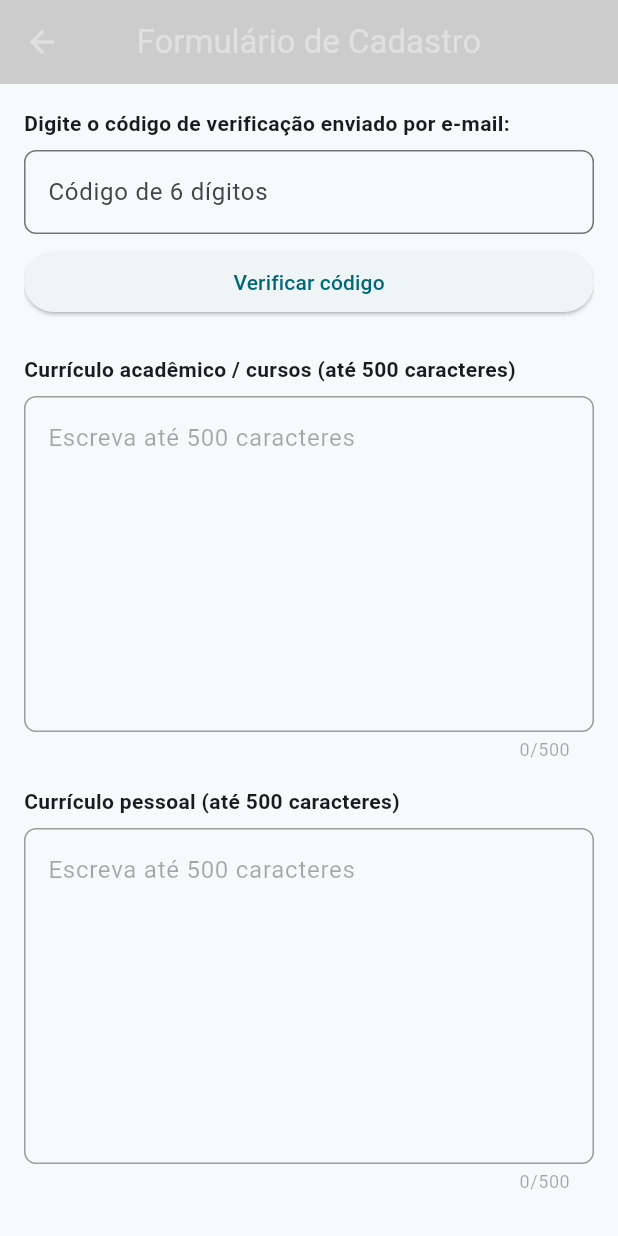
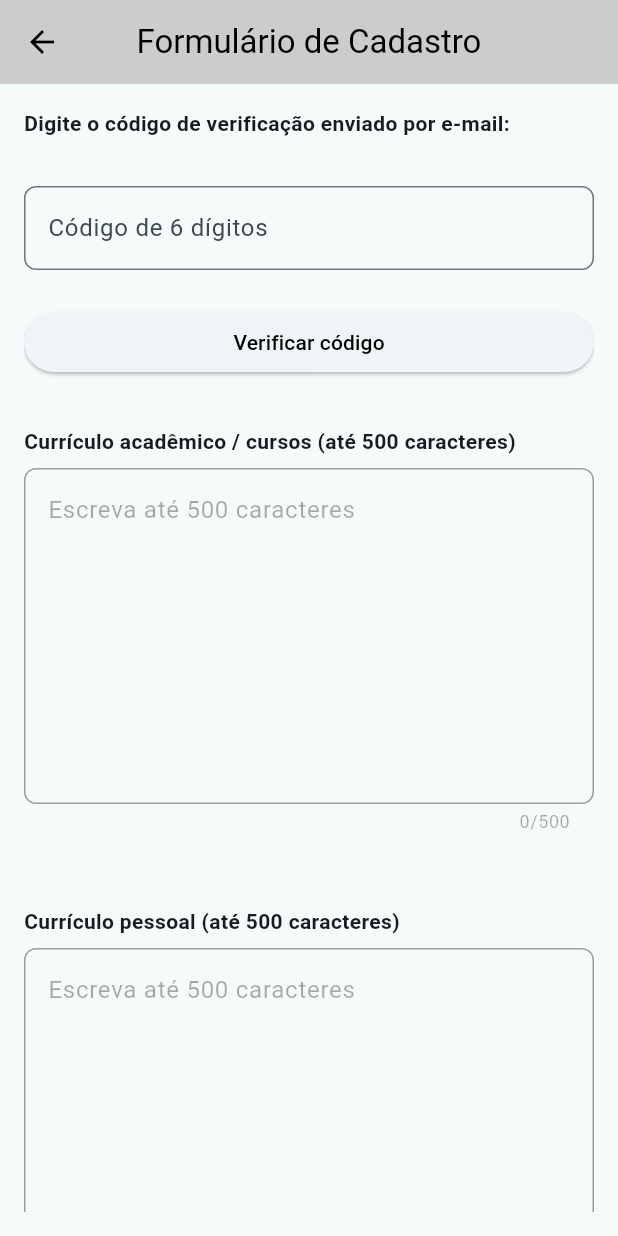
Before and after one commit to MrLucasjoel/perfilpublico_mvp, a Flutter app: the RegistroFormView screen opened directly, on a phone screen of 412 x 824 dp. Run offline on Flutter 3.47's test engine with Material 3 defaults, Android fonts, the phone set to English and light mode, and no system bars.

Commit message:
Pequenos reparos nos campos, letras e buttom de voltar

```diff
--- a/lib/src/app/app_widget.dart
+++ b/lib/src/app/app_widget.dart
@@ -14,7 +14,7 @@ class AppWidget extends StatelessWidget {
         useMaterial3: true,
         appBarTheme: const AppBarTheme(
           backgroundColor: Color.fromARGB(255, 204, 204, 204),
-          foregroundColor: Color.fromARGB(255, 224, 224, 224),
+          foregroundColor: Color.fromARGB(255, 0, 0, 0),
           elevation: 0,
         ),
       ),
--- a/lib/src/view/Registro_form_view.dart
+++ b/lib/src/view/Registro_form_view.dart
@@ -71,7 +71,11 @@ class _RegistroFormViewState extends State<RegistroFormView> {
     return null;
   }
 
-  Widget _buildRichTextField({required String label, required TextEditingController controller}) {
+  Widget _buildRichTextField({
+    required String label,
+    required TextEditingController controller,
+      })
+    {
     return Column(
       crossAxisAlignment: CrossAxisAlignment.start,
       children: [
@@ -101,24 +105,27 @@ class _RegistroFormViewState extends State<RegistroFormView> {
   Widget build(BuildContext context) {
     return Scaffold(
       appBar: AppBar(
-        title: const Text('Formulário de Cadastro'),
+        title: const Text('Formulário de Cadastro',
+          style: TextStyle(color: Colors.black
+          ),
+        ),
         centerTitle: true,
       ),
       body: SafeArea(
         child: Padding(
           padding: const EdgeInsets.all(16.0),
           child: ListView(
-            children: [
+            children: <Widget>[
               if (widget.email != null) ...[
-                Text('Cadastrando: ${widget.email}', style: const TextStyle(fontSize: 14)),
-                const SizedBox(height: 12),
+                Text('Cadastrando: ${widget.email}', style: const TextStyle(fontSize: 8)),
+                const SizedBox(height: 32),
               ],
               if (!_codeVerified) ...[
                 const Text(
                   'Digite o código de verificação enviado por e-mail:',
-                  style: TextStyle(fontSize: 14, fontWeight: FontWeight.bold),
+                  style: TextStyle(fontWeight: FontWeight.bold),
                 ),
-                const SizedBox(height: 8),
+                const SizedBox(height: 32),
                 TextFormField(
                   controller: _codeController,
                   keyboardType: TextInputType.number,
@@ -127,12 +134,15 @@ class _RegistroFormViewState extends State<RegistroFormView> {
                     hintText: 'Código de 6 dígitos',
                   ),
                 ),
-                const SizedBox(height: 8),
+                const SizedBox(height: 24),
                 ElevatedButton(
                   onPressed: _verifyCode,
-                  child: const Text('Verificar código'),
+                  child: const Text('Verificar código',
+                    style: TextStyle(color: Colors.black,
+                    ),
+                  ),
                 ),
-                const SizedBox(height: 24),
+                const SizedBox(height: 32),
               ] else ...[
                 Container(
                   padding: const EdgeInsets.all(12),
@@ -146,20 +156,25 @@ class _RegistroFormViewState extends State<RegistroFormView> {
                     style: TextStyle(color: Colors.green, fontWeight: FontWeight.bold),
                   ),
                 ),
-                const SizedBox(height: 24),
+                const SizedBox(height: 32),
               ],
               _buildRichTextField(
                 label: 'Currículo acadêmico / cursos (até 500 caracteres)',
                 controller: _academic,
               ),
+
+              const SizedBox(height: 32),
               _buildRichTextField(
                 label: 'Currículo pessoal (até 500 caracteres)',
                 controller: _personal,
               ),
+              const SizedBox(height: 32),
               _buildRichTextField(
                 label: 'Currículo empresarial (até 500 caracteres)',
                 controller: _business,
               ),
+
+              const SizedBox(height: 32),
               ElevatedButton(
                 onPressed: _codeVerified ? _submit : null,
                 child: const Text('Salvar'),
--- a/lib/src/view/registro_view.dart
+++ b/lib/src/view/registro_view.dart
@@ -44,7 +44,10 @@ class _RegistroViewState extends State<RegistroView> {
   void _accessForm() {
     if (_generatedCode == null) {
       ScaffoldMessenger.of(context).showSnackBar(
-        const SnackBar(content: Text('Envie o código de verificação primeiro')),
+        const SnackBar(content: Text('Envie o código de verificação primeiro',
+          style: TextStyle(color: Colors.black),
+          )
+        ),
       );
       return;
     }
@@ -65,7 +68,10 @@ class _RegistroViewState extends State<RegistroView> {
   Widget build(BuildContext context) {
     return Scaffold(
       appBar: AppBar(
-        title: const Text('Tela de Cadastro'),
+        title: const Text('Tela de Cadastro',
+          style: TextStyle(color: Colors.black
+          ),
+        ),
         centerTitle: true,
       ),
       body: Padding(
@@ -84,6 +90,12 @@ class _RegistroViewState extends State<RegistroView> {
                 controller: _emailController,
                 keyboardType: TextInputType.emailAddress,
                 decoration: const InputDecoration(
+                  enabledBorder: OutlineInputBorder(
+                    borderSide: BorderSide(
+                      color: Colors.black, // Cor da borda normal
+                        width: 1.0,
+                      ),
+                    ),
                   border: OutlineInputBorder(),
                   hintText: 'ex: nome@camara.leg.br',
                 ),
@@ -96,7 +108,10 @@ class _RegistroViewState extends State<RegistroView> {
               const SizedBox(height: 16),
               ElevatedButton(
                 onPressed: _sendVerificationCode,
-                child: const Text('Enviar código de verificação'),
+                child: const Text('Enviar código de verificação',
+                  style: TextStyle(color: Colors.black
+                  ),
+                ),
               ),
               const SizedBox(height: 8),
               const Text(
```
